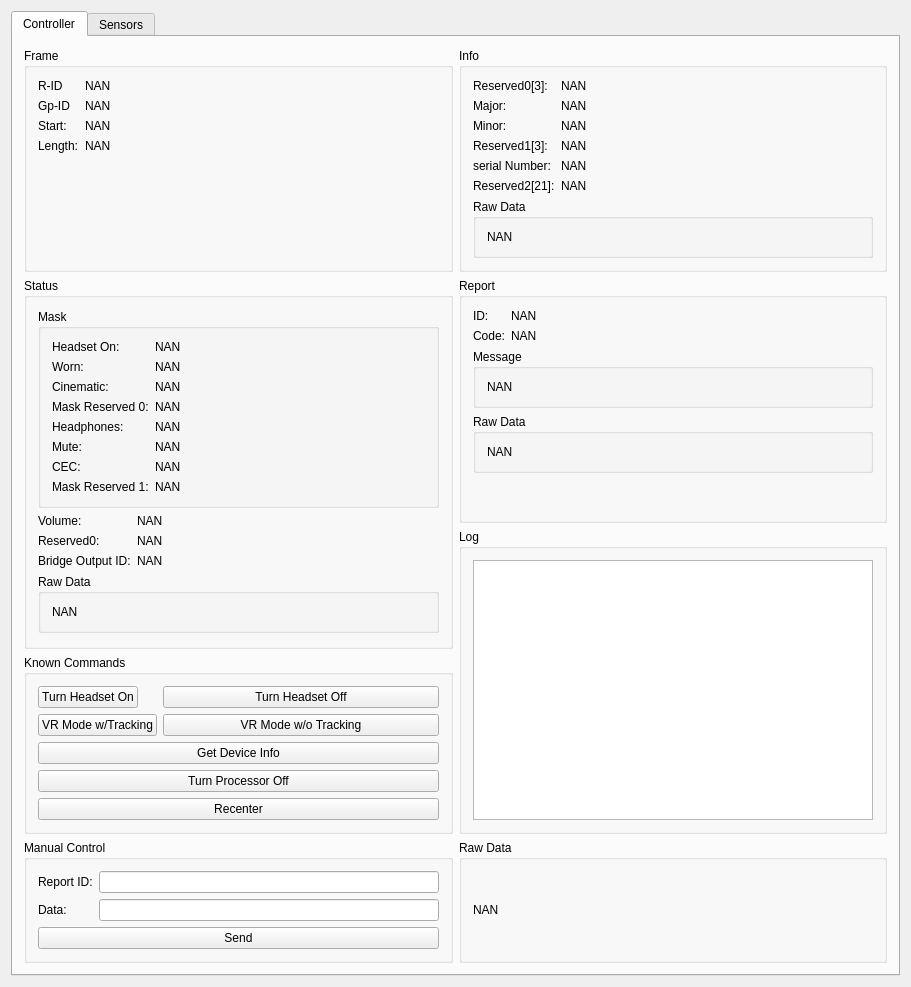
Above: Data Viewer/DataViewer.ui from tismatis/libpsvr before the change. Below: the same form after it.
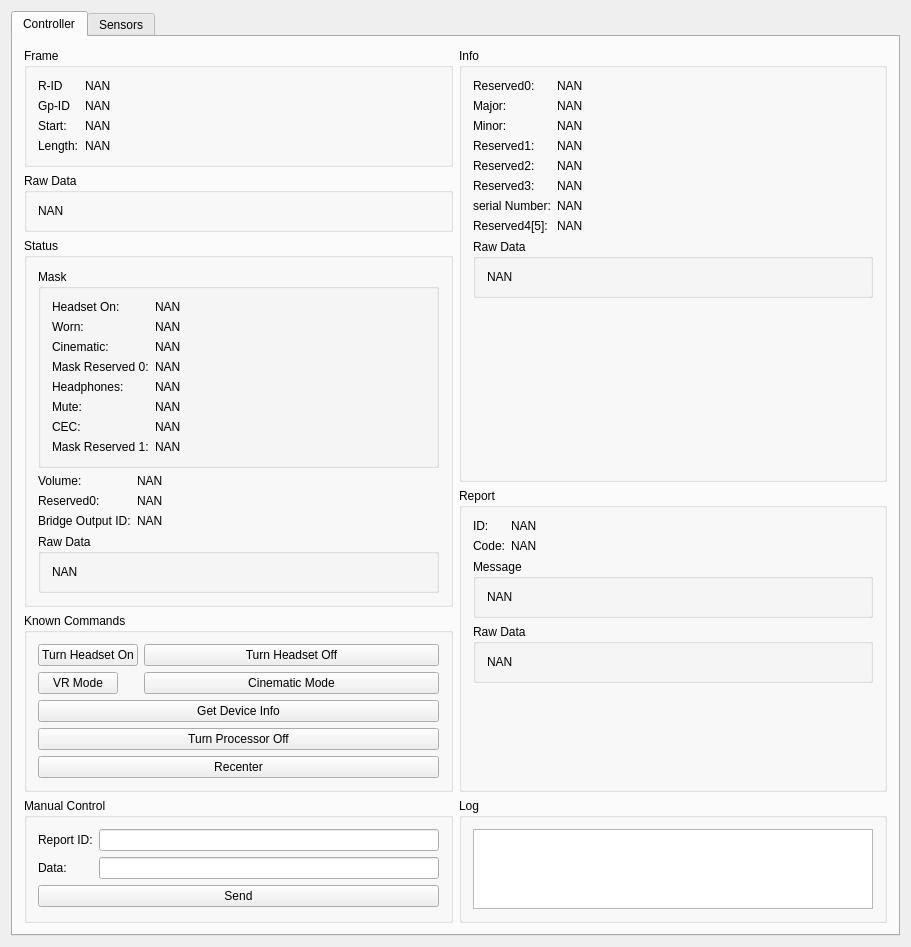
That is the form after the change.

Commit message: Updated data viewer with correct device information gathering.

Diff of the .ui file:
```diff
--- a/Data Viewer/DataViewer.ui
+++ b/Data Viewer/DataViewer.ui
@@ -25,184 +25,42 @@
         <string>Controller</string>
        </attribute>
        <layout class="QGridLayout" name="gridLayout_12">
-        <item row="0" column="2">
-         <widget class="QGroupBox" name="groupBox_11">
+        <item row="6" column="2">
+         <widget class="QGroupBox" name="groupBox_13">
           <property name="title">
-           <string>Info</string>
+           <string>Log</string>
           </property>
-          <layout class="QFormLayout" name="formLayout_8">
+          <layout class="QGridLayout" name="gridLayout_8">
            <item row="0" column="0">
-            <widget class="QLabel" name="label_3">
-             <property name="text">
-              <string>Reserved0[3]:</string>
+            <widget class="QTextEdit" name="txt_control_log">
+             <property name="readOnly">
+              <bool>true</bool>
              </property>
             </widget>
            </item>
-           <item row="0" column="1">
-            <widget class="QLabel" name="lbl_info_reserved0">
-             <property name="text">
-              <string>NAN</string>
-             </property>
-            </widget>
-           </item>
-           <item row="1" column="0">
-            <widget class="QLabel" name="label_7">
-             <property name="text">
-              <string>Major:</string>
-             </property>
-            </widget>
-           </item>
-           <item row="1" column="1">
-            <widget class="QLabel" name="lbl_info_major">
-             <property name="text">
-              <string>NAN</string>
-             </property>
-            </widget>
-           </item>
-           <item row="2" column="0">
-            <widget class="QLabel" name="label_11">
-             <property name="text">
-              <string>Minor:</string>
-             </property>
-            </widget>
-           </item>
-           <item row="2" column="1">
-            <widget class="QLabel" name="lbl_info_minor">
-             <property name="text">
-              <string>NAN</string>
-             </property>
-            </widget>
-           </item>
-           <item row="3" column="0">
-            <widget class="QLabel" name="label_15">
-             <property name="text">
-              <string>Reserved1[3]:</string>
-             </property>
-            </widget>
-           </item>
-           <item row="3" column="1">
-            <widget class="QLabel" name="lbl_info_reserved1">
-             <property name="text">
-              <string>NAN</string>
-             </property>
-            </widget>
-           </item>
-           <item row="4" column="0">
-            <widget class="QLabel" name="label_23">
-             <property name="text">
-              <string>serial Number:</string>
-             </property>
-            </widget>
-           </item>
-           <item row="4" column="1">
-            <widget class="QLabel" name="lbl_info_serial">
-             <property name="text">
-              <string>NAN</string>
-             </property>
-            </widget>
-           </item>
-           <item row="5" column="0">
-            <widget class="QLabel" name="label_25">
-             <property name="text">
-              <string>Reserved2[21]:</string>
-             </property>
-            </widget>
-           </item>
-           <item row="5" column="1">
-            <widget class="QLabel" name="lbl_info_reserved2">
-             <property name="text">
-              <string>NAN</string>
-             </property>
-            </widget>
-           </item>
-           <item row="6" column="0" colspan="2">
-            <widget class="QGroupBox" name="groupBox_12">
-             <property name="title">
-              <string>Raw Data</string>
-             </property>
-             <layout class="QGridLayout" name="gridLayout_6">
-              <item row="0" column="0">
-               <widget class="QLabel" name="lbl_info_raw">
-                <property name="text">
-                 <string>&lt;html&gt;&lt;head/&gt;&lt;body&gt;&lt;p&gt;NAN&lt;/p&gt;&lt;/body&gt;&lt;/html&gt;</string>
-                </property>
-                <property name="wordWrap">
-                 <bool>true</bool>
-                </property>
-               </widget>
-              </item>
-             </layout>
-            </widget>
-           </item>
           </layout>
          </widget>
         </item>
-        <item row="0" column="0">
-         <widget class="QGroupBox" name="groupBox_14">
+        <item row="1" column="0">
+         <widget class="QGroupBox" name="groupBox_21">
           <property name="title">
-           <string>Frame</string>
+           <string>Raw Data</string>
           </property>
-          <layout class="QFormLayout" name="formLayout_13">
+          <layout class="QGridLayout" name="gridLayout_11">
            <item row="0" column="0">
-            <widget class="QLabel" name="label_5">
+            <widget class="QLabel" name="lbl_control_raw">
              <property name="text">
-              <string>R-ID</string>
-             </property>
-            </widget>
-           </item>
-           <item row="0" column="1">
-            <widget class="QLabel" name="lbl_control_id">
-             <property name="text">
               <string>NAN</string>
              </property>
-            </widget>
-           </item>
-           <item row="1" column="0">
-            <widget class="QLabel" name="label_14">
-             <property name="text">
-              <string>Gp-ID</string>
+             <property name="wordWrap">
+              <bool>true</bool>
              </property>
             </widget>
            </item>
-           <item row="1" column="1">
-            <widget class="QLabel" name="lbl_control_status">
-             <property name="text">
-              <string>NAN</string>
-             </property>
-            </widget>
-           </item>
-           <item row="2" column="0">
-            <widget class="QLabel" name="label_24">
-             <property name="text">
-              <string>Start:</string>
-             </property>
-            </widget>
-           </item>
-           <item row="2" column="1">
-            <widget class="QLabel" name="lbl_control_start">
-             <property name="text">
-              <string>NAN</string>
-             </property>
-            </widget>
-           </item>
-           <item row="3" column="0">
-            <widget class="QLabel" name="label_27">
-             <property name="text">
-              <string>Length:</string>
-             </property>
-            </widget>
-           </item>
-           <item row="3" column="1">
-            <widget class="QLabel" name="lbl_control_len">
-             <property name="text">
-              <string>NAN</string>
-             </property>
-            </widget>
-           </item>
           </layout>
          </widget>
         </item>
-        <item row="2" column="2" rowspan="2">
+        <item row="4" column="2" rowspan="2">
          <widget class="QGroupBox" name="groupBox_15">
           <property name="title">
            <string>Report</string>
@@ -274,35 +132,65 @@
           </layout>
          </widget>
         </item>
-        <item row="4" column="2" rowspan="2">
-         <widget class="QGroupBox" name="groupBox_13">
+        <item row="0" column="0">
+         <widget class="QGroupBox" name="groupBox_14">
           <property name="title">
-           <string>Log</string>
+           <string>Frame</string>
           </property>
-          <layout class="QGridLayout" name="gridLayout_8">
+          <layout class="QFormLayout" name="formLayout_13">
            <item row="0" column="0">
-            <widget class="QTextEdit" name="txt_control_log">
-             <property name="readOnly">
-              <bool>true</bool>
+            <widget class="QLabel" name="label_5">
+             <property name="text">
+              <string>R-ID</string>
              </property>
             </widget>
            </item>
-          </layout>
-         </widget>
-        </item>
-        <item row="6" column="2">
-         <widget class="QGroupBox" name="groupBox_21">
-          <property name="title">
-           <string>Raw Data</string>
-          </property>
-          <layout class="QGridLayout" name="gridLayout_11">
-           <item row="0" column="0">
-            <widget class="QLabel" name="lbl_control_raw">
+           <item row="0" column="1">
+            <widget class="QLabel" name="lbl_control_id">
              <property name="text">
               <string>NAN</string>
              </property>
-             <property name="wordWrap">
-              <bool>true</bool>
+            </widget>
+           </item>
+           <item row="1" column="0">
+            <widget class="QLabel" name="label_14">
+             <property name="text">
+              <string>Gp-ID</string>
+             </property>
+            </widget>
+           </item>
+           <item row="1" column="1">
+            <widget class="QLabel" name="lbl_control_status">
+             <property name="text">
+              <string>NAN</string>
+             </property>
+            </widget>
+           </item>
+           <item row="2" column="0">
+            <widget class="QLabel" name="label_24">
+             <property name="text">
+              <string>Start:</string>
+             </property>
+            </widget>
+           </item>
+           <item row="2" column="1">
+            <widget class="QLabel" name="lbl_control_start">
+             <property name="text">
+              <string>NAN</string>
+             </property>
+            </widget>
+           </item>
+           <item row="3" column="0">
+            <widget class="QLabel" name="label_27">
+             <property name="text">
+              <string>Length:</string>
+             </property>
+            </widget>
+           </item>
+           <item row="3" column="1">
+            <widget class="QLabel" name="lbl_control_len">
+             <property name="text">
+              <string>NAN</string>
              </property>
             </widget>
            </item>
@@ -368,14 +256,14 @@
            <item row="1" column="0">
             <widget class="QPushButton" name="btn_vrMode">
              <property name="text">
-              <string>VR Mode w/Tracking</string>
+              <string>VR Mode</string>
              </property>
             </widget>
            </item>
            <item row="1" column="1">
             <widget class="QPushButton" name="btn_vrMode2">
              <property name="text">
-              <string>VR Mode w/o Tracking</string>
+              <string>Cinematic Mode</string>
              </property>
             </widget>
            </item>
@@ -594,6 +482,146 @@
           </layout>
          </widget>
         </item>
+        <item row="0" column="2" rowspan="4">
+         <widget class="QGroupBox" name="groupBox_11">
+          <property name="title">
+           <string>Info</string>
+          </property>
+          <layout class="QFormLayout" name="formLayout_8">
+           <item row="0" column="0">
+            <widget class="QLabel" name="label_3">
+             <property name="text">
+              <string>Reserved0:</string>
+             </property>
+            </widget>
+           </item>
+           <item row="0" column="1">
+            <widget class="QLabel" name="lbl_info_reserved0">
+             <property name="text">
+              <string>NAN</string>
+             </property>
+            </widget>
+           </item>
+           <item row="1" column="0">
+            <widget class="QLabel" name="label_7">
+             <property name="text">
+              <string>Major:</string>
+             </property>
+            </widget>
+           </item>
+           <item row="1" column="1">
+            <widget class="QLabel" name="lbl_info_major">
+             <property name="text">
+              <string>NAN</string>
+             </property>
+            </widget>
+           </item>
+           <item row="2" column="0">
+            <widget class="QLabel" name="label_11">
+             <property name="text">
+              <string>Minor:</string>
+             </property>
+            </widget>
+           </item>
+           <item row="2" column="1">
+            <widget class="QLabel" name="lbl_info_minor">
+             <property name="text">
+              <string>NAN</string>
+             </property>
+            </widget>
+           </item>
+           <item row="3" column="0">
+            <widget class="QLabel" name="label_15">
+             <property name="text">
+              <string>Reserved1:</string>
+             </property>
+            </widget>
+           </item>
+           <item row="3" column="1">
+            <widget class="QLabel" name="lbl_info_reserved1">
+             <property name="text">
+              <string>NAN</string>
+             </property>
+            </widget>
+           </item>
+           <item row="4" column="0">
+            <widget class="QLabel" name="label_25">
+             <property name="text">
+              <string>Reserved2:</string>
+             </property>
+            </widget>
+           </item>
+           <item row="4" column="1">
+            <widget class="QLabel" name="lbl_info_reserved2">
+             <property name="text">
+              <string>NAN</string>
+             </property>
+            </widget>
+           </item>
+           <item row="5" column="0">
+            <widget class="QLabel" name="label_9">
+             <property name="text">
+              <string>Reserved3:</string>
+             </property>
+            </widget>
+           </item>
+           <item row="5" column="1">
+            <widget class="QLabel" name="lbl_info_reserved3">
+             <property name="text">
+              <string>NAN</string>
+             </property>
+            </widget>
+           </item>
+           <item row="7" column="0">
+            <widget class="QLabel" name="label_26">
+             <property name="text">
+              <string>Reserved4[5]:</string>
+             </property>
+            </widget>
+           </item>
+           <item row="7" column="1">
+            <widget class="QLabel" name="lbl_info_reserved4">
+             <property name="text">
+              <string>NAN</string>
+             </property>
+            </widget>
+           </item>
+           <item row="6" column="0">
+            <widget class="QLabel" name="label_23">
+             <property name="text">
+              <string>serial Number:</string>
+             </property>
+            </widget>
+           </item>
+           <item row="6" column="1">
+            <widget class="QLabel" name="lbl_info_serial">
+             <property name="text">
+              <string>NAN</string>
+             </property>
+            </widget>
+           </item>
+           <item row="8" column="0" colspan="2">
+            <widget class="QGroupBox" name="groupBox_12">
+             <property name="title">
+              <string>Raw Data</string>
+             </property>
+             <layout class="QGridLayout" name="gridLayout_6">
+              <item row="0" column="0">
+               <widget class="QLabel" name="lbl_info_raw">
+                <property name="text">
+                 <string>&lt;html&gt;&lt;head/&gt;&lt;body&gt;&lt;p&gt;NAN&lt;/p&gt;&lt;/body&gt;&lt;/html&gt;</string>
+                </property>
+                <property name="wordWrap">
+                 <bool>true</bool>
+                </property>
+               </widget>
+              </item>
+             </layout>
+            </widget>
+           </item>
+          </layout>
+         </widget>
+        </item>
        </layout>
       </widget>
       <widget class="QWidget" name="Sensors_tab">
```
The commit also changes 5 other files.
